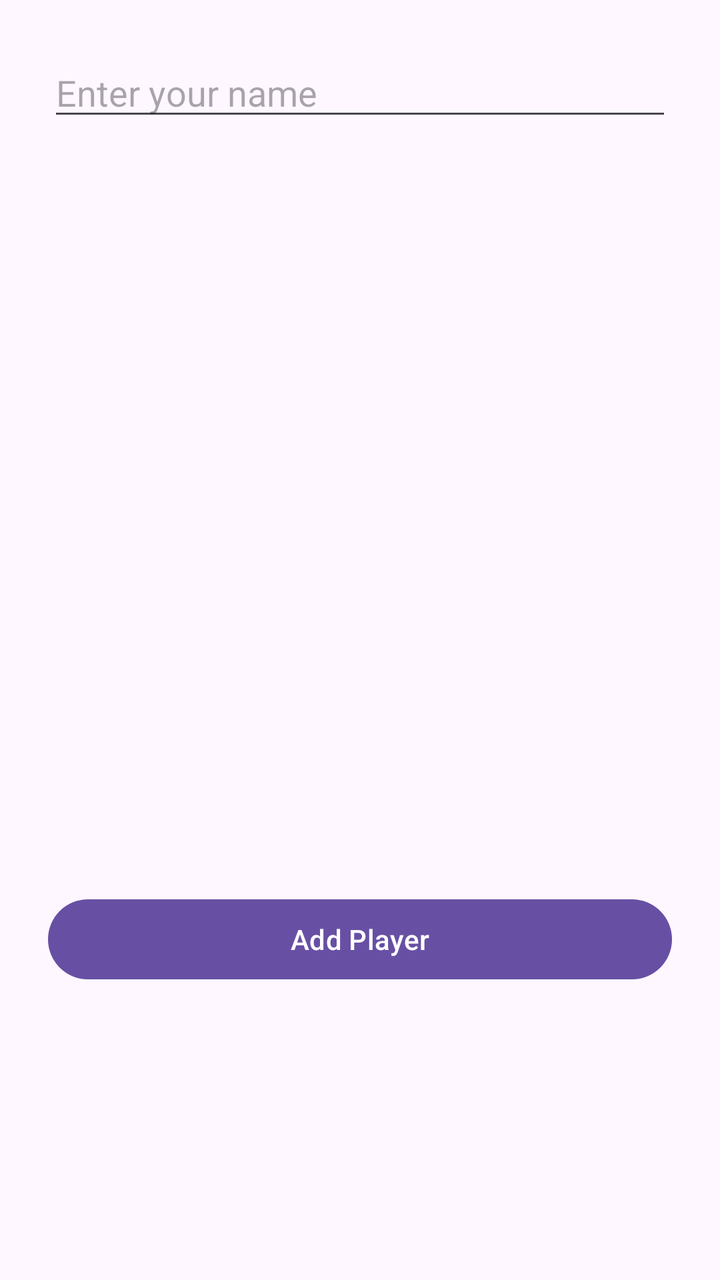
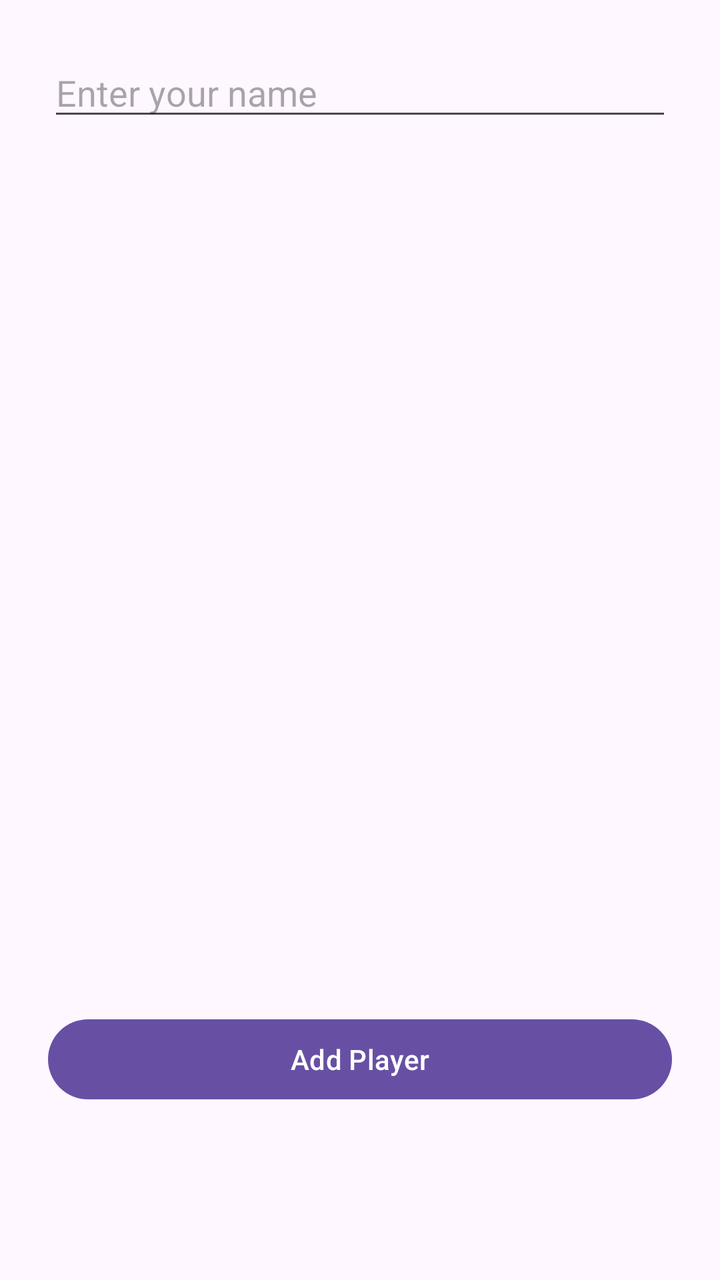

Two renders of the same Android screen: before a commit and after it. Below are the layout's source before the change and the commit's diff.
<!-- AndroidManifest.xml: application theme Theme.Oscarsthegrouchapp -->
<!-- res/layout/add_player_screen.xml -->
<?xml version="1.0" encoding="utf-8"?>
<androidx.constraintlayout.widget.ConstraintLayout
    xmlns:android="http://schemas.android.com/apk/res/android"
    xmlns:app="http://schemas.android.com/apk/res-auto"
    android:id="@+id/login_root"
    android:layout_width="match_parent"
    android:layout_height="match_parent"
    android:padding="24dp">

    <EditText
        android:id="@+id/username_input"
        android:layout_width="0dp"
        android:layout_height="wrap_content"
        android:hint="Enter your name"
        android:inputType="textPersonName"
        app:layout_constraintTop_toTopOf="parent"
        app:layout_constraintStart_toStartOf="parent"
        app:layout_constraintEnd_toEndOf="parent" />

    <androidx.recyclerview.widget.RecyclerView
        android:id="@+id/avatar_list"
        android:layout_width="0dp"
        android:layout_height="120dp"
        android:layout_marginTop="16dp"
        android:clipToPadding="false"
        android:padding="8dp"
        app:layoutManager="androidx.recyclerview.widget.LinearLayoutManager"
        app:layout_constraintTop_toBottomOf="@id/username_input"
        app:layout_constraintStart_toStartOf="parent"
        app:layout_constraintEnd_toEndOf="parent"
        app:layout_constraintBottom_toTopOf="@id/login_button" />

    <Button
        android:id="@+id/login_button"
        android:layout_width="0dp"
        android:layout_height="wrap_content"
        android:text="Add Player"
        app:layout_constraintTop_toBottomOf="@id/avatar_list"
        app:layout_constraintStart_toStartOf="parent"
        app:layout_constraintEnd_toEndOf="parent"
        app:layout_constraintBottom_toBottomOf="parent" />

</androidx.constraintlayout.widget.ConstraintLayout>
<!-- resources referenced by this layout -->
<resources>
  <style name="Theme.Oscarsthegrouchapp" parent="Base.Theme.Oscarsthegrouchapp" />
  <style name="Base.Theme.Oscarsthegrouchapp" parent="Theme.Material3.DayNight.NoActionBar">
          
          
      </style>
</resources>

<!-- the commit's change to res/layout/add_player_screen.xml (unified diff, before → after) -->
@@ -19,8 +19,8 @@
 
     <androidx.recyclerview.widget.RecyclerView
         android:id="@+id/avatar_list"
-        android:layout_width="0dp"
-        android:layout_height="120dp"
+        android:layout_width="match_parent"
+        android:layout_height="300dp"
         android:layout_marginTop="16dp"
         android:clipToPadding="false"
         android:padding="8dp"
@@ -38,6 +38,7 @@
         app:layout_constraintTop_toBottomOf="@id/avatar_list"
         app:layout_constraintStart_toStartOf="parent"
         app:layout_constraintEnd_toEndOf="parent"
-        app:layout_constraintBottom_toBottomOf="parent" />
+        app:layout_constraintBottom_toBottomOf="parent"
+        />
 
 </androidx.constraintlayout.widget.ConstraintLayout>
